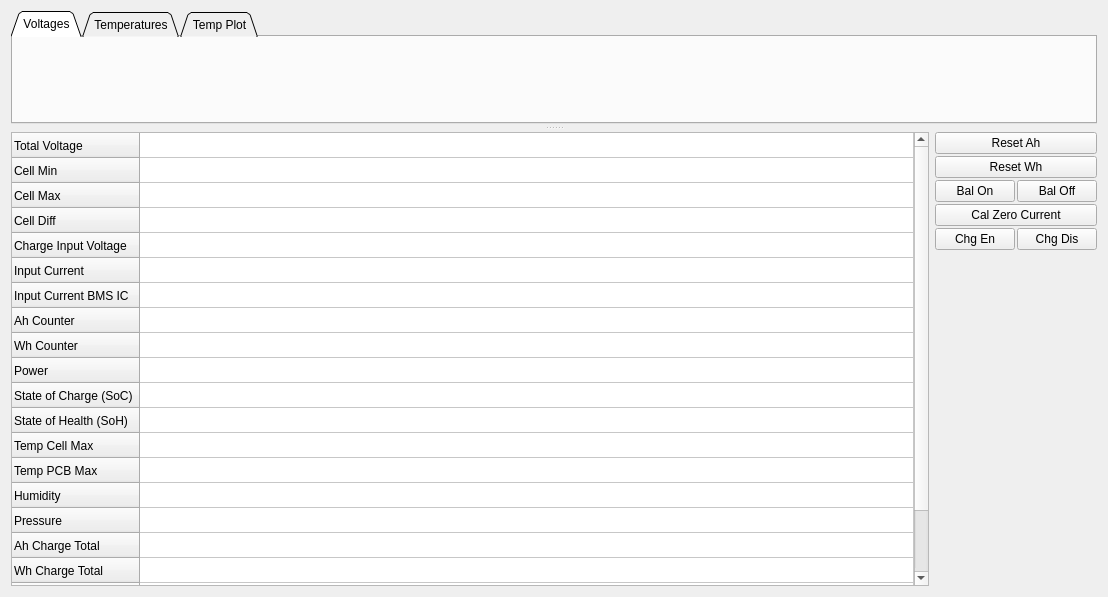
The window that pages/pagebms.ui (njupt-robomasters/vesc_tool-zh) describes before a commit, drawn with Qt 5.
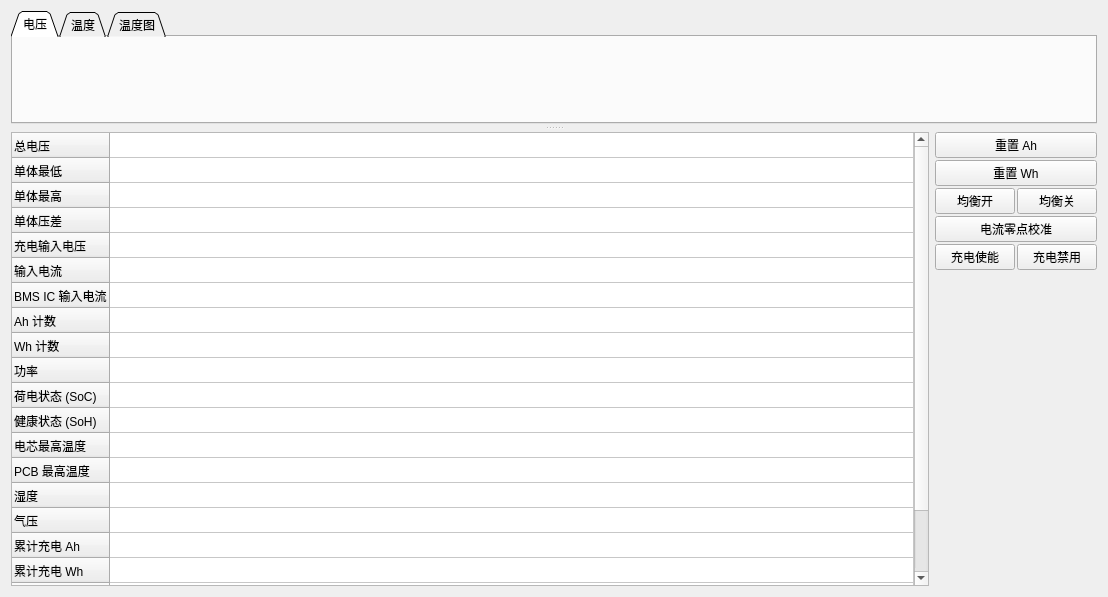
The same window after the commit. Icons and pictures are not drawn. Custom widgets are drawn as their Qt base class.

```diff
--- a/pages/pagebms.ui
+++ b/pages/pagebms.ui
@@ -34,7 +34,7 @@
       </property>
       <widget class="QWidget" name="tab">
        <attribute name="title">
-        <string>Voltages</string>
+        <string>电压</string>
        </attribute>
        <layout class="QVBoxLayout" name="verticalLayout_2">
         <item>
@@ -44,7 +44,7 @@
       </widget>
       <widget class="QWidget" name="tab_2">
        <attribute name="title">
-        <string>Temperatures</string>
+        <string>温度</string>
        </attribute>
        <layout class="QVBoxLayout" name="verticalLayout_4">
         <item>
@@ -54,7 +54,7 @@
       </widget>
       <widget class="QWidget" name="tab_3">
        <attribute name="title">
-        <string>Temp Plot</string>
+        <string>温度图</string>
        </attribute>
        <layout class="QVBoxLayout" name="verticalLayout_3">
         <item>
@@ -84,112 +84,112 @@
          </attribute>
          <row>
           <property name="text">
-           <string>Total Voltage</string>
+           <string>总电压</string>
           </property>
          </row>
          <row>
           <property name="text">
-           <string>Cell Min</string>
+           <string>单体最低</string>
           </property>
          </row>
          <row>
           <property name="text">
-           <string>Cell Max</string>
+           <string>单体最高</string>
           </property>
          </row>
          <row>
           <property name="text">
-           <string>Cell Diff</string>
+           <string>单体压差</string>
           </property>
          </row>
          <row>
           <property name="text">
-           <string>Charge Input Voltage</string>
+           <string>充电输入电压</string>
           </property>
          </row>
          <row>
           <property name="text">
-           <string>Input Current</string>
+           <string>输入电流</string>
           </property>
          </row>
          <row>
           <property name="text">
-           <string>Input Current BMS IC</string>
+           <string>BMS IC 输入电流</string>
           </property>
          </row>
          <row>
           <property name="text">
-           <string>Ah Counter</string>
+           <string>Ah 计数</string>
           </property>
          </row>
          <row>
           <property name="text">
-           <string>Wh Counter</string>
+           <string>Wh 计数</string>
           </property>
          </row>
          <row>
           <property name="text">
-           <string>Power</string>
+           <string>功率</string>
           </property>
          </row>
          <row>
           <property name="text">
-           <string>State of Charge (SoC)</string>
+           <string>荷电状态 (SoC)</string>
           </property>
          </row>
          <row>
           <property name="text">
-           <string>State of Health (SoH)</string>
+           <string>健康状态 (SoH)</string>
           </property>
          </row>
          <row>
           <property name="text">
-           <string>Temp Cell Max</string>
+           <string>电芯最高温度</string>
           </property>
          </row>
          <row>
           <property name="text">
-           <string>Temp PCB Max</string>
+           <string>PCB 最高温度</string>
           </property>
          </row>
          <row>
           <property name="text">
-           <string>Humidity</string>
+           <string>湿度</string>
           </property>
          </row>
          <row>
           <property name="text">
-           <string>Pressure</string>
+           <string>气压</string>
           </property>
          </row>
          <row>
           <property name="text">
-           <string>Ah Charge Total</string>
+           <string>累计充电 Ah</string>
           </property>
          </row>
          <row>
           <property name="text">
-           <string>Wh Charge Total</string>
+           <string>累计充电 Wh</string>
           </property>
          </row>
          <row>
           <property name="text">
-           <string>Ah Discharge Total</string>
+           <string>累计放电 Ah</string>
           </property>
          </row>
          <row>
           <property name="text">
-           <string>Wh Discharge Total</string>
+           <string>累计放电 Wh</string>
           </property>
          </row>
          <row>
           <property name="text">
-           <string>Status</string>
+           <string>状态</string>
           </property>
          </row>
          <column>
           <property name="text">
-           <string>Value</string>
+           <string>值</string>
           </property>
          </column>
          <item row="0" column="0">
@@ -307,7 +307,7 @@
          <item>
           <widget class="QPushButton" name="resetAhButton">
            <property name="text">
-            <string>Reset Ah</string>
+            <string>重置 Ah</string>
            </property>
            <property name="icon">
             <iconset resource="../res.qrc">
@@ -318,7 +318,7 @@
          <item>
           <widget class="QPushButton" name="resetWhButton">
            <property name="text">
-            <string>Reset Wh</string>
+            <string>重置 Wh</string>
            </property>
            <property name="icon">
             <iconset resource="../res.qrc">
@@ -334,7 +334,7 @@
            <item>
             <widget class="QPushButton" name="balOnButton">
              <property name="text">
-              <string>Bal On</string>
+              <string>均衡开</string>
              </property>
              <property name="icon">
               <iconset resource="../res.qrc">
@@ -345,7 +345,7 @@
            <item>
             <widget class="QPushButton" name="balOffButton">
              <property name="text">
-              <string>Bal Off</string>
+              <string>均衡关</string>
              </property>
              <property name="icon">
               <iconset resource="../res.qrc">
@@ -358,7 +358,7 @@
          <item>
           <widget class="QPushButton" name="zeroCurrentButton">
            <property name="text">
-            <string>Cal Zero Current</string>
+            <string>电流零点校准</string>
            </property>
            <property name="icon">
             <iconset resource="../res.qrc">
@@ -374,7 +374,7 @@
            <item>
             <widget class="QPushButton" name="chgEnButton">
              <property name="text">
-              <string>Chg En</string>
+              <string>充电使能</string>
              </property>
              <property name="icon">
               <iconset resource="../res.qrc">
@@ -385,7 +385,7 @@
            <item>
             <widget class="QPushButton" name="chgDisButton">
              <property name="text">
-              <string>Chg Dis</string>
+              <string>充电禁用</string>
              </property>
              <property name="icon">
               <iconset resource="../res.qrc">
```
